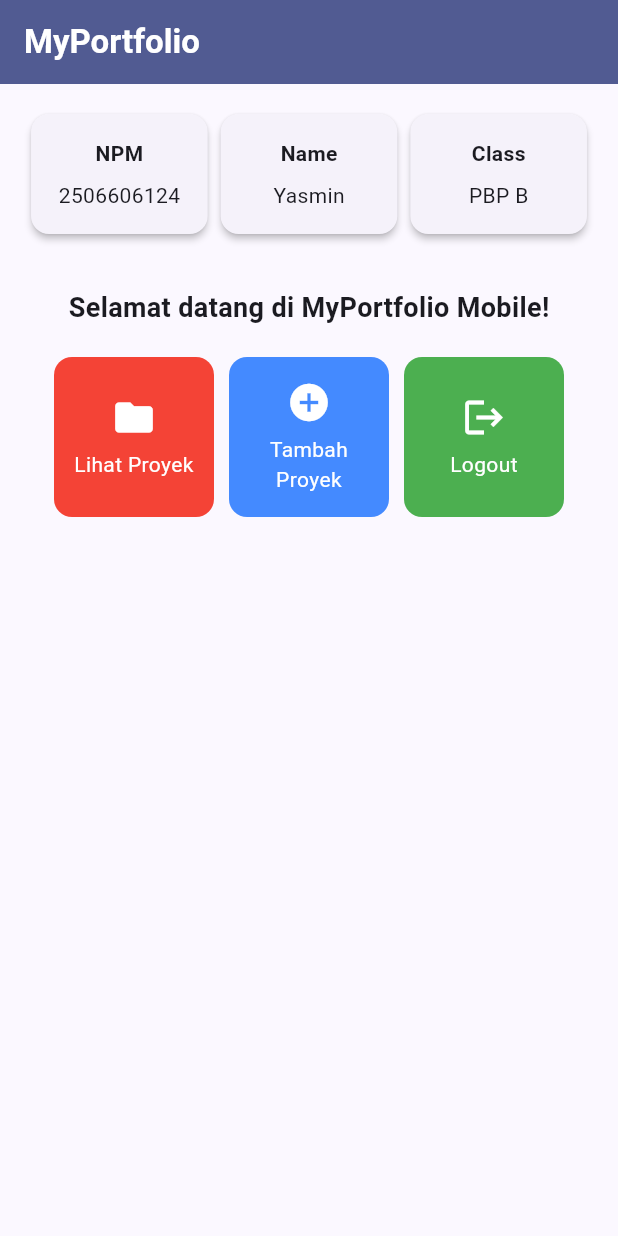
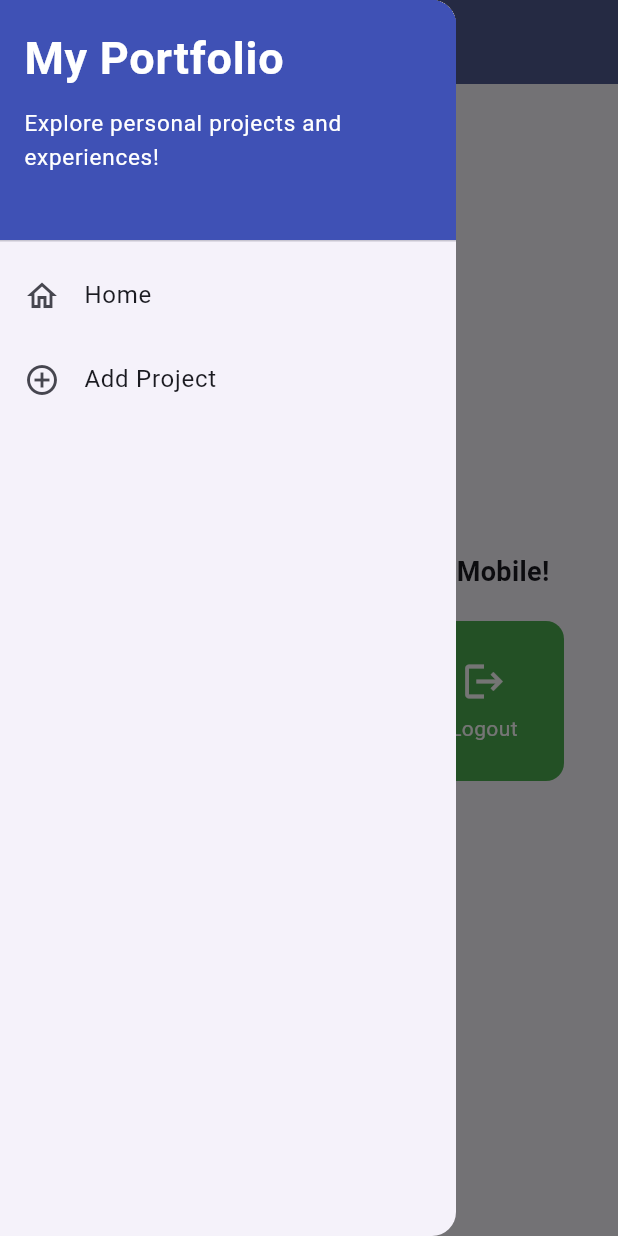
Before and after one commit to yasmin52-cpu/myportfolio_mobile, a Flutter app: the screen it shows after launch, with the side drawer open (before the commit the screen has no drawer), on a phone screen of 412 x 824 dp. Run offline on Flutter 3.47's test engine with Material 3 defaults, Android fonts, the phone set to English and light mode, and no system bars.

Commit message:
feat: add drawer navigation and project form

```diff
--- a/lib/menu.dart
+++ b/lib/menu.dart
@@ -1,4 +1,5 @@
 import 'package:flutter/material.dart';
+import 'package:myportfolio_mobile/widgets/left_drawer.dart';
 
 class MyHomePage extends StatelessWidget {
   MyHomePage({super.key});
@@ -25,6 +26,8 @@ class MyHomePage extends StatelessWidget {
         ),
         backgroundColor: Theme.of(context).colorScheme.primary,
       ),
+
+      drawer: const LeftDrawer(),
       // Body halaman utama dengan padding di sekelilingnya.
       body: Padding(
         padding: const EdgeInsets.all(16.0),
@@ -32,13 +35,23 @@ class MyHomePage extends StatelessWidget {
           crossAxisAlignment: CrossAxisAlignment.center,
           children: [
             // Baris horizontal untuk menampilkan 3 InfoCard secara sejajar.
-            Row(
-              mainAxisAlignment: MainAxisAlignment.spaceEvenly,
-              children: [
-                InfoCard(title: 'NPM', content: npm),
-                InfoCard(title: 'Name', content: nama),
-                InfoCard(title: 'Class', content: kelas),
-              ],
+            LayoutBuilder(
+              builder: (context, constraints) {
+                final infoCards = [
+                  InfoCard(title: 'NPM', content: npm),
+                  InfoCard(title: 'Name', content: nama),
+                  InfoCard(title: 'Class', content: kelas),
+                ];
+
+                if (constraints.maxWidth <= 600) {
+                  return Column(children: infoCards);
+                } else {
+                  return Row(
+                    mainAxisAlignment: MainAxisAlignment.spaceEvenly,
+                    children: infoCards,
+                  );
+                }
+              },
             ),
 
             const SizedBox(height: 16.0),
--- /dev/null
+++ b/lib/widgets/left_drawer.dart
@@ -0,0 +1,63 @@
+import 'package:flutter/material.dart';
+import 'package:myportfolio_mobile/menu.dart';
+import 'package:myportfolio_mobile/project_form.dart';
+
+class LeftDrawer extends StatelessWidget {
+  const LeftDrawer({super.key});
+
+  @override
+  Widget build(BuildContext context) {
+    return Drawer(
+      child: ListView(
+        children: [
+          const DrawerHeader(
+            decoration: BoxDecoration(color: Colors.indigo),
+            child: Column(
+              crossAxisAlignment: CrossAxisAlignment.start,
+              children: [
+                Text(
+                  'My Portfolio',
+                  style: TextStyle(
+                    fontSize: 30,
+                    fontWeight: FontWeight.bold,
+                    color: Colors.white,
+                  ),
+                ),
+                SizedBox(height: 10),
+                Text(
+                  'Explore personal projects and experiences!',
+                  style: TextStyle(fontSize: 15, color: Colors.white),
+                ),
+              ],
+            ),
+          ),
+
+          // Menu Home
+          ListTile(
+            leading: const Icon(Icons.home_outlined),
+            title: const Text('Home'),
+            onTap: () {
+              Navigator.pushReplacement(
+                context,
+                MaterialPageRoute(builder: (context) => MyHomePage()),
+              );
+            },
+          ),
+
+          ListTile(
+            leading: const Icon(Icons.add_circle_outline),
+            title: const Text('Add Project'),
+            onTap: () {
+              Navigator.pushReplacement(
+                context,
+                MaterialPageRoute(
+                  builder: (context) => const ProjectFormPage(),
+                ),
+              );
+            },
+          ),
+        ],
+      ),
+    );
+  }
+}
```
Also changed, not shown: lib/project_form.dart (added, +201 -0 lines).
